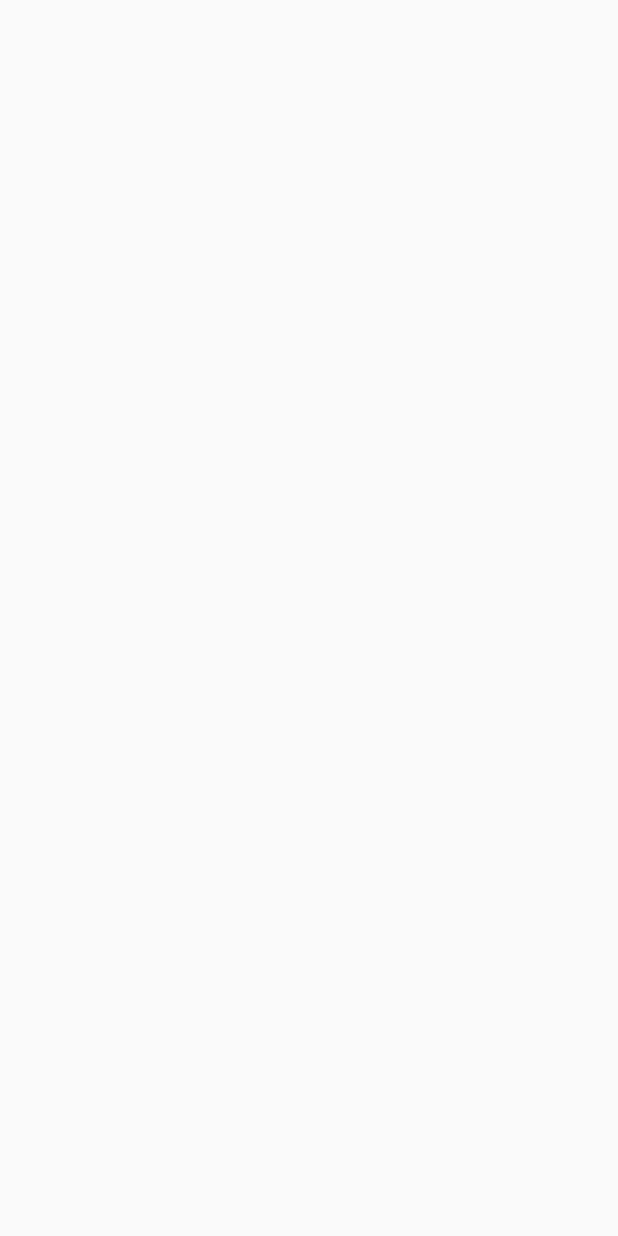
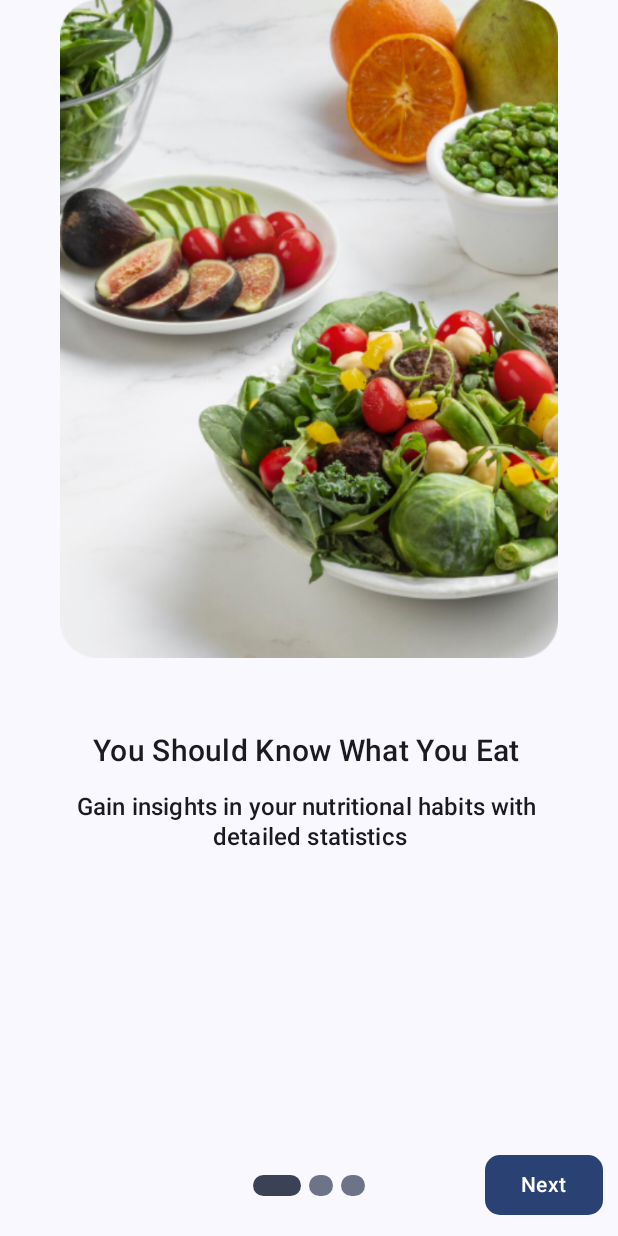
Before and after one commit to Gloryac/Meal-Planner, an Android app built with Jetpack Compose: the screen it shows after launch (MainActivity), on a phone screen of 412 x 824 dp. Before the commit the screen is empty. Run offline under Robolectric (Android 15) with nearby library versions, the phone set to English and light mode, and no system bars.

Commit message:
Onboarding changes with unresolved MainActivity

```diff
--- a/app/src/main/java/com/example/gjlunchbox/MainActivity.kt
+++ b/app/src/main/java/com/example/gjlunchbox/MainActivity.kt
@@ -3,25 +3,67 @@ package com.example.gjlunchbox
 import android.os.Bundle
 import androidx.activity.ComponentActivity
 import androidx.activity.compose.setContent
-import androidx.compose.foundation.layout.fillMaxSize
+import androidx.compose.foundation.layout.Column
 import androidx.compose.material3.MaterialTheme
 import androidx.compose.material3.Surface
 import androidx.compose.material3.Text
 import androidx.compose.runtime.Composable
-import androidx.compose.ui.Modifier
+import androidx.compose.runtime.rememberCoroutineScope
 import androidx.compose.ui.tooling.preview.Preview
 import androidx.core.splashscreen.SplashScreen.Companion.installSplashScreen
+import com.example.gjlunchbox.Onboarding.OnboardingScreen
+import com.example.gjlunchbox.Onboarding.OnboardingUtils
 import com.example.gjlunchbox.ui.theme.GJLunchboxTheme
+import kotlinx.coroutines.launch
 
 class MainActivity : ComponentActivity() {
+
+    private val onboardingUtils by lazy { OnboardingUtils(this) }
     override fun onCreate(savedInstanceState: Bundle?) {
         super.onCreate(savedInstanceState)
         installSplashScreen()
+
         setContent {
             GJLunchboxTheme {
-                // A surface container using the 'background' color from the theme
+                Surface(color = MaterialTheme.colorScheme.background) {
+                    if (onboardingUtils.isOnboardingCompleted()) {
+                        ShowHomeScreen()
+                    } else {
+                        ShowOnboardingScreen()
 
+                    }
+                }
             }
         }
     }
 }
+@Composable
+private fun ShowHomeScreen() {
+
+    Column {
+        Text(text = "Home Screen", style = MaterialTheme.typography.headlineLarge)
+    }
+
+
+}
+@Composable
+private fun ShowOnboardingScreen() {
+    val scope = rememberCoroutineScope()
+    OnboardingScreen {
+        onboardingUtils.setOnboardingCompleted()
+        scope.launch {
+            setContent {
+                ShowHomeScreen()
+            }
+        }
+    }
+
+
+}
+@Preview(showBackground = true)
+@Composable
+fun GreetingPreview() {
+    GJLunchboxTheme {
+        ShowHomeScreen()
+    }
+}
--- /dev/null
+++ b/app/src/main/java/com/example/gjlunchbox/Onboarding/ButtonUI.kt
@@ -0,0 +1,61 @@
+package com.example.gjlunchbox.Onboarding
+
+import androidx.compose.foundation.shape.RoundedCornerShape
+import androidx.compose.material3.Button
+import androidx.compose.material3.ButtonDefaults
+import androidx.compose.material3.MaterialTheme
+import androidx.compose.material3.Text
+import androidx.compose.runtime.Composable
+import androidx.compose.ui.graphics.Color
+import androidx.compose.ui.text.TextStyle
+import androidx.compose.ui.tooling.preview.Preview
+import androidx.compose.ui.unit.dp
+import androidx.compose.ui.unit.sp
+
+@Composable
+fun ButtonUI(
+    text: String = "Next",
+    backgroundColor: Color = MaterialTheme.colorScheme.primary,
+    textColor: Color = MaterialTheme.colorScheme.onPrimary,
+    textStyle: TextStyle = MaterialTheme.typography.titleMedium,
+    fontSize: Int = 14,
+    onClick: () -> Unit
+) {
+    Button(
+        onClick = onClick,
+        colors = ButtonDefaults.buttonColors(
+            containerColor = backgroundColor,
+            contentColor = textColor
+        ),
+        shape = RoundedCornerShape(10.dp)
+    ) {
+        Text(
+            text = text,
+            fontSize = fontSize.sp,
+            style = textStyle,
+            color = textColor
+        )
+    }
+}
+
+@Preview(showBackground = true)
+@Composable
+fun NextButton() {
+    ButtonUI(text = "Next") {
+
+    }
+}
+
+@Preview(showBackground = true)
+@Composable
+fun BackButton() {
+    ButtonUI(
+        text = "Back",
+        fontSize = 13,
+        textStyle = MaterialTheme.typography.bodySmall,
+        backgroundColor = Color.Transparent,
+        textColor = Color.Gray
+    ) {
+
+    }
+}
--- a/app/src/main/java/com/example/gjlunchbox/Onboarding/IndicatorUI.kt
+++ b/app/src/main/java/com/example/gjlunchbox/Onboarding/IndicatorUI.kt
@@ -1,14 +1,46 @@
 package com.example.gjlunchbox.Onboarding
 
+import androidx.compose.foundation.background
+import androidx.compose.foundation.layout.Arrangement
+import androidx.compose.foundation.layout.Box
+import androidx.compose.foundation.layout.Row
+import androidx.compose.foundation.layout.Spacer
+import androidx.compose.foundation.layout.height
+import androidx.compose.foundation.layout.size
+import androidx.compose.foundation.layout.width
 import androidx.compose.foundation.pager.PageSize
+import androidx.compose.foundation.shape.RoundedCornerShape
+import androidx.compose.material3.MaterialTheme
 import androidx.compose.runtime.Composable
+import androidx.compose.ui.Modifier
+import androidx.compose.ui.draw.clip
+import androidx.compose.ui.graphics.Color
 import androidx.compose.ui.tooling.preview.Preview
+import androidx.compose.ui.unit.dp
 
 @Composable
-fun IndicatorUI(pageSize: Int, currentPage: Int){
+fun IndicatorUI(
+    pageSize: Int,
+    currentPage: Int,
+    selectedColor: Color = MaterialTheme.colorScheme.secondary,
+    unselectedColor: Color = MaterialTheme.colorScheme.secondaryContainer,
+){
+    Row(horizontalArrangement = Arrangement.SpaceBetween) {
+        repeat(pageSize){
+            Spacer(modifier = Modifier.size(2.5.dp))
+
+            Box(modifier = Modifier
+                .height(14.dp)
+                .width(width = if (it == currentPage) 32.dp else 16.dp)
+                .clip(RoundedCornerShape(10.dp))
+                .background(color = if (it == currentPage) selectedColor else unselectedColor))
+            Spacer(modifier = Modifier.size(2.5 .dp))
+        }
+
+    }
 
 }
-@Preview(showBackground = true)
+@Preview
 @Composable
 fun IndicatorUIPreview1(){
     IndicatorUI(pageSize = 3, currentPage = 0)
--- a/app/src/main/java/com/example/gjlunchbox/Onboarding/OnboardingGraphUI.kt
+++ b/app/src/main/java/com/example/gjlunchbox/Onboarding/OnboardingGraphUI.kt
@@ -1,6 +1,7 @@
 package com.example.gjlunchbox.Onboarding
 
 import androidx.compose.foundation.Image
+import androidx.compose.foundation.layout.Arrangement
 import androidx.compose.foundation.layout.Column
 import androidx.compose.foundation.layout.Spacer
 import androidx.compose.foundation.layout.fillMaxWidth
@@ -19,12 +20,14 @@ import androidx.compose.ui.unit.sp
 
 @Composable
 fun OnboardingGraphUI(onboardingModel: OnboardingModel){
-Column(modifier = Modifier.fillMaxWidth()){
-    Spacer(modifier = Modifier.size(50. dp))
+Column(modifier = Modifier.fillMaxWidth(),
+    horizontalAlignment = Alignment.CenterHorizontally,
+    verticalArrangement = Arrangement.Center) {
+
     Image(
         painter = painterResource(id = onboardingModel.image),
         contentDescription = null,
-        modifier = Modifier. fillMaxWidth().padding(50. dp, 0. dp),
+        modifier = Modifier. fillMaxWidth().padding(40. dp, 0. dp),
         alignment = Alignment.Center
     )
     Spacer(modifier = Modifier.size(50. dp))
@@ -36,7 +39,7 @@ Column(modifier = Modifier.fillMaxWidth()){
         style = MaterialTheme.typography.titleMedium,
         color= MaterialTheme.colorScheme.onBackground
     )
-    Spacer(modifier = Modifier.fillMaxWidth().size(10. dp))
+    Spacer(modifier = Modifier.fillMaxWidth().size(15. dp))
     Text(
         text=onboardingModel.description,
         modifier = Modifier.fillMaxWidth().padding(15.dp, 0.dp),
@@ -45,7 +48,7 @@ Column(modifier = Modifier.fillMaxWidth()){
         style = MaterialTheme.typography.titleSmall,
         color= MaterialTheme.colorScheme.onSurface
     )
-    Spacer(modifier = Modifier.fillMaxWidth().size(10. dp))
+    Spacer(modifier = Modifier.fillMaxWidth().size(60. dp))
 }
 }
 @Preview(showBackground = true)
--- a/app/src/main/java/com/example/gjlunchbox/Onboarding/OnboardingModel.kt
+++ b/app/src/main/java/com/example/gjlunchbox/Onboarding/OnboardingModel.kt
@@ -10,17 +10,19 @@ sealed class OnboardingModel(
     ){
     data object FirstPage:OnboardingModel(
         image = R.drawable.onboarding1,
-        title = "The title for this page",
-        description = "Description for this page"
+        title = "You Should Know What You Eat ",
+        description = "Gain insights in your nutritional habits with \n" +
+                "detailed statistics"
     )
     data object SecondPage:OnboardingModel(
         image = R.drawable.onboarding2,
-        title = "The title for this page",
-        description = "Description for this page"
+        title = "Track Your Diet",
+        description = "We will help ypu lose weight, stay fit, or build muscle"
     )
     data object ThirdPage:OnboardingModel(
         image = R.drawable.onboarding3,
-        title = "The title for this page",
-        description = "Description for this page"
+        title = "Live Healthy & Great",
+        description = "Let’s start this journey and live healty\n" +
+                "together!"
     )
 }
--- /dev/null
+++ b/app/src/main/java/com/example/gjlunchbox/Onboarding/OnboardingScreen.kt
@@ -0,0 +1,109 @@
+package com.example.gjlunchbox.Onboarding
+
+import androidx.compose.foundation.ExperimentalFoundationApi
+import androidx.compose.foundation.layout.Arrangement
+import androidx.compose.foundation.layout.Box
+import androidx.compose.foundation.layout.Column
+import androidx.compose.foundation.layout.Row
+import androidx.compose.foundation.layout.fillMaxWidth
+import androidx.compose.foundation.layout.padding
+import androidx.compose.foundation.pager.HorizontalPager
+import androidx.compose.foundation.pager.rememberPagerState
+import androidx.compose.material3.MaterialTheme
+import androidx.compose.material3.Scaffold
+import androidx.compose.runtime.Composable
+import androidx.compose.runtime.derivedStateOf
+import androidx.compose.runtime.remember
+import androidx.compose.runtime.rememberCoroutineScope
+import androidx.compose.ui.Alignment
+import androidx.compose.ui.Modifier
+import androidx.compose.ui.graphics.Color
+import androidx.compose.ui.tooling.preview.Preview
+import androidx.compose.ui.unit.dp
+import kotlinx.coroutines.launch
+
+@OptIn(ExperimentalFoundationApi::class)
+@Composable
+fun OnboardingScreen(onFinished: () -> Unit) {
+
+    val pages = listOf(
+        OnboardingModel.FirstPage, OnboardingModel.SecondPage, OnboardingModel.ThirdPage
+    )
+
+    val pagerState = rememberPagerState(initialPage = 0) {
+        pages.size
+    }
+    val buttonState = remember {
+        derivedStateOf {
+            when (pagerState.currentPage) {
+                0 -> listOf("", "Next")
+                1 -> listOf("Back", "Next")
+                2 -> listOf("Back", "Start")
+                else -> listOf("", "")
+            }
+        }
+    }
+
+    val scope = rememberCoroutineScope()
+
+    Scaffold(bottomBar = {
+        Row(
+            modifier = Modifier
+                .fillMaxWidth()
+                .padding(10.dp, 10.dp),
+            horizontalArrangement = Arrangement.SpaceBetween,
+            verticalAlignment = Alignment.CenterVertically
+        ) {
+
+            Box(modifier = Modifier.weight(1f),
+                contentAlignment = Alignment.CenterStart) { if (buttonState.value[0].isNotEmpty()) {
+                ButtonUI(text = buttonState.value[0],
+                    backgroundColor = Color.Transparent,
+                    textColor = Color.Gray) {
+                    scope.launch {
+                        if (pagerState.currentPage > 0) {
+                            pagerState.animateScrollToPage(pagerState.currentPage - 1)
+                        }
+                    }
+                }
+            }
+            }
+            Box(modifier = Modifier.weight(1f),
+                contentAlignment = Alignment.Center) {
+                IndicatorUI(pageSize = pages.size, currentPage = pagerState.currentPage)
+            }
+
+            Box(modifier = Modifier.weight(1f),
+                contentAlignment = Alignment.CenterEnd) {
+                ButtonUI(text = buttonState.value[1],
+                    backgroundColor = MaterialTheme.colorScheme.primary,
+                    textColor = MaterialTheme.colorScheme.onPrimary) {
+                    scope.launch {
+                        if (pagerState.currentPage < pages.size - 1) {
+                            pagerState.animateScrollToPage(pagerState.currentPage + 1)
+                        } else {
+                            onFinished()
+                        }
+                    }
+                }
+            }
+
+        }
+    }, content = {
+        Column(Modifier.padding(it)) {
+            HorizontalPager(state = pagerState) { index ->
+                OnboardingGraphUI(onboardingModel = pages[index])
+            }
+        }
+    })
+
+
+}
+
+@Preview(showBackground = true)
+@Composable
+fun OnboardingScreenPreview() {
+    OnboardingScreen {
+
+    }
+}
--- /dev/null
+++ b/app/src/main/java/com/example/gjlunchbox/Onboarding/OnboardingUtils.kt
@@ -0,0 +1,20 @@
+package com.example.gjlunchbox.Onboarding
+
+
+import android.content.Context
+
+class OnboardingUtils(private val context: Context) {
+
+    fun isOnboardingCompleted(): Boolean {
+        return context.getSharedPreferences("onboarding", Context.MODE_PRIVATE)
+            .getBoolean("completed", false)
+    }
+
+    fun setOnboardingCompleted() {
+        context.getSharedPreferences("onboarding", Context.MODE_PRIVATE)
+            .edit()
+            .putBoolean("completed", true)
+            .apply()
+    }
+
+}
```
Also changed, not shown: app/build.gradle.kts (+10 -4 lines).
